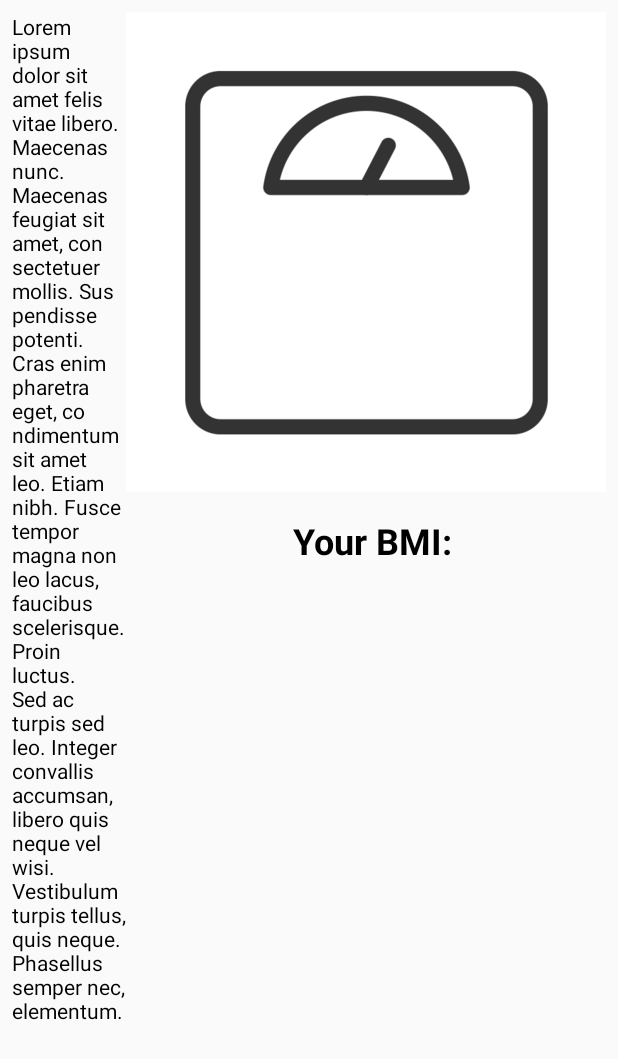
After one commit to martkans/BMI-Calculator, an Android app: the layout activity_info.xml on its own in the app's theme, with its tools: preview values and no code run, on a phone screen of 412 x 824 dp. The commit adds this screen. Shown: the top 1059 px of the screen. Run offline under Robolectric (Android 15) with nearby library versions, the phone set to English and light mode, and no system bars.

Commit message:
add info activity

```diff
--- /dev/null
+++ b/app/src/main/res/layout/activity_info.xml
@@ -0,0 +1,31 @@
+<?xml version="1.0" encoding="utf-8"?>
+<RelativeLayout
+        xmlns:android="http://schemas.android.com/apk/res/android"
+        xmlns:tools="http://schemas.android.com/tools"
+        xmlns:app="http://schemas.android.com/apk/res-auto"
+        android:layout_width="match_parent"
+        android:layout_height="match_parent"
+        tools:context=".InfoActivity">
+
+    <ImageView
+            android:layout_width="wrap_content"
+            android:layout_height="wrap_content" app:srcCompat="@drawable/scale" android:id="@+id/scaleIV"
+            android:layout_alignParentEnd="true" android:layout_marginEnd="8dp" android:layout_marginTop="8dp"
+            android:layout_alignParentTop="true" android:contentDescription="@string/bmi_info_scale_description"/>
+    <TextView
+            android:layout_width="wrap_content"
+            android:layout_height="wrap_content" android:id="@+id/bmiDescriptionET"
+            android:text="@string/bmi_lorem_ipsum"
+            android:layout_alignParentStart="true"
+            android:textColor="@android:color/black" android:layout_toStartOf="@+id/scaleIV"
+            android:layout_marginEnd="0dp" android:layout_marginStart="8dp" android:layout_marginTop="8dp"/>
+    <TextView
+            android:layout_width="match_parent"
+            android:layout_height="wrap_content" android:id="@+id/bmiValueET"
+            android:text="@string/bmi_info_bmi_value"
+            android:textColor="@android:color/black" android:textSize="24sp"
+            android:layout_below="@id/scaleIV"
+            android:layout_alignParentEnd="true" android:layout_marginEnd="0dp" android:layout_marginTop="16dp"
+            android:layout_marginStart="0dp" android:layout_alignStart="@+id/scaleIV" android:textAlignment="center"
+            android:textStyle="bold"/>
+</RelativeLayout>
--- a/app/src/main/res/values/strings.xml
+++ b/app/src/main/res/values/strings.xml
@@ -19,6 +19,24 @@
     <string name="bmi_menu_imperial_units">Change to imperial units</string>
     <string name="bmi_menu_si_units">Change to SI units</string>
     <string name="bmi_menu_history">History</string>
+
     <string name="bmi_about_title">About me</string>
+    <string name="bmi_about_app_purpose">Hello! I am Red Power Ranger. This application was made to help my mates stay
+        in shape.
+    </string>
+    <string name="bmi_about_hobby">When I am not fighting with the strength of evil I like programming in Ocaml and
+        crocheting.
+    </string>
+    <string name="bmi_about_team_photo_descr">My Team Photo</string>
+
+    <string name="bmi_info_title">Info</string>
+    <string name="bmi_info_scale_description">Scale photo</string>
+
+    <string name="bmi_lorem_ipsum">Lorem ipsum dolor sit amet felis vitae libero. Maecenas nunc. Maecenas feugiat sit
+        amet, consectetuer mollis. Suspendisse potenti. Cras enim pharetra eget, condimentum sit amet leo. Etiam nibh.
+        Fusce tempor magna non leo lacus, faucibus scelerisque. Proin luctus. Sed ac turpis sed leo. Integer convallis
+        accumsan, libero quis neque vel wisi. Vestibulum turpis tellus, quis neque. Phasellus semper nec, elementum.
+    </string>
+    <string name="bmi_info_bmi_value">Your BMI:</string>
 
 </resources>
```
Also changed, not shown: app/src/main/AndroidManifest.xml (+18 -7 lines), app/src/main/java/com/martkans/bmi/InfoActivity.kt (added, +19 -0 lines), app/src/main/java/com/martkans/bmi/MainActivity.kt (+9 -1 lines), app/src/main/res/layout/activity_about.xml (+8 -11 lines), app/src/main/res/drawable-hdpi/scale.png (added), app/src/main/res/drawable-ldpi/scale.png (added), app/src/main/res/drawable-mdpi/scale.png (added), app/src/main/res/drawable-xhdpi/scale.png (added), app/src/main/res/drawable-xxhdpi/scale.png (added), app/src/main/res/drawable-xxxhdpi/scale.png (added).
